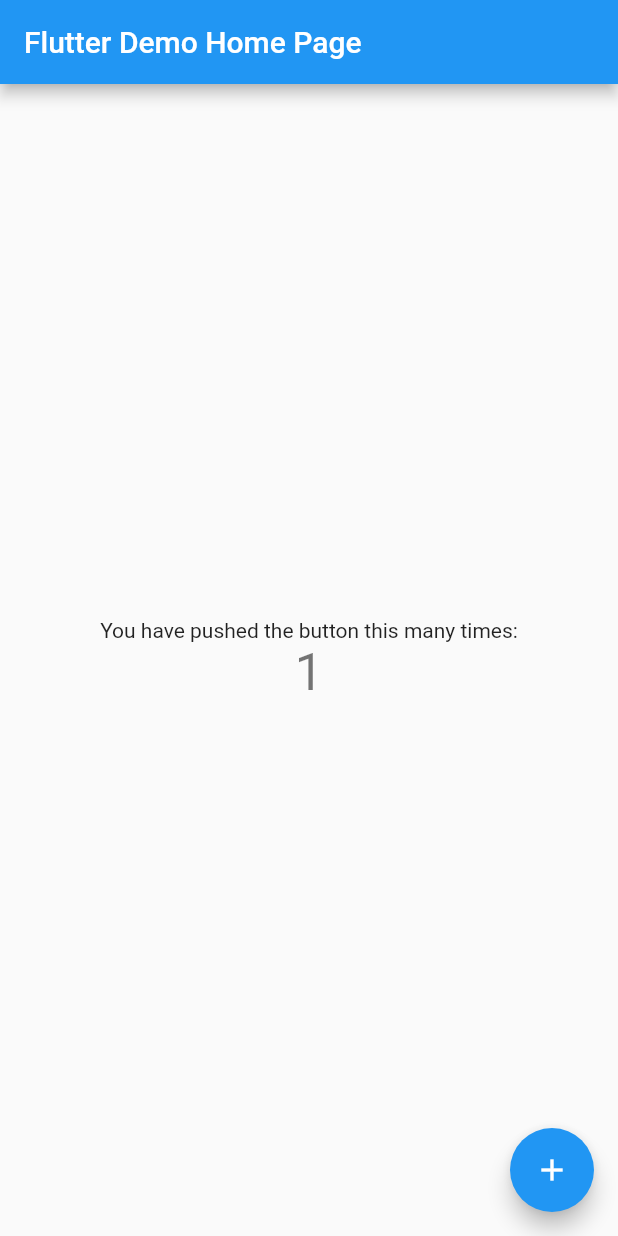
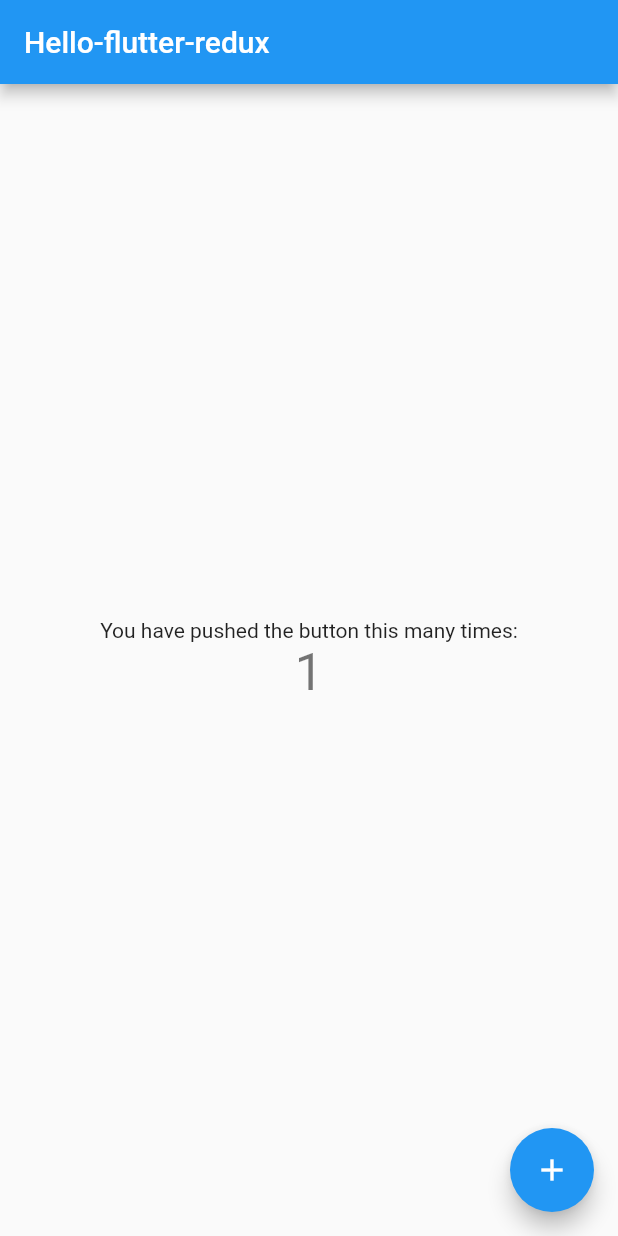
Before and after one commit to thupv/hello-flutter, a Flutter app: the screen it shows after launch, after a tap on the "add" icon, on a phone screen of 412 x 824 dp. Run offline on Flutter 3.47's test engine with Material 2 defaults, Android fonts, the phone set to English and light mode, and no system bars; our stand-ins replace flutter_redux, redux.

Commit message:
Say hello to redux and flutter_redux

```diff
--- a/lib/main.dart
+++ b/lib/main.dart
@@ -1,6 +1,25 @@
 import 'package:flutter/material.dart';
+import 'package:meta/meta.dart';
+import 'package:redux/redux.dart';
+import 'package:flutter_redux/flutter_redux.dart';
 
 void main() => runApp(new MyApp());
+
+@immutable
+class AppState {
+  final counter;
+
+  AppState(this.counter);
+}
+
+enum Action { Increment }
+
+AppState reducer(AppState prev, action) {
+  if (action == Action.Increment) {
+    return new AppState(prev.counter + 1);
+  }
+  return prev;
+}
 
 class MyApp extends StatelessWidget {
   // This widget is the root of your application.
@@ -9,101 +28,48 @@ class MyApp extends StatelessWidget {
     return new MaterialApp(
       title: 'Flutter Demo',
       theme: new ThemeData(
-        // This is the theme of your application.
-        //
-        // Try running your application with "flutter run". You'll see the
-        // application has a blue toolbar. Then, without quitting the app, try
-        // changing the primarySwatch below to Colors.green and then invoke
-        // "hot reload" (press "r" in the console where you ran "flutter run",
-        // or press Run > Flutter Hot Reload in IntelliJ). Notice that the
-        // counter didn't reset back to zero; the application is not restarted.
         primarySwatch: Colors.blue,
       ),
-      home: new MyHomePage(title: 'Flutter Demo Home Page'),
+      home: new MyHomePage(),
     );
   }
 }
 
-class MyHomePage extends StatefulWidget {
-  MyHomePage({Key key, this.title}) : super(key: key);
-
-  // This widget is the home page of your application. It is stateful, meaning
-  // that it has a State object (defined below) that contains fields that affect
-  // how it looks.
-
-  // This class is the configuration for the state. It holds the values (in this
-  // case the title) provided by the parent (in this case the App widget) and
-  // used by the build method of the State. Fields in a Widget subclass are
-  // always marked "final".
-
-  final String title;
-
-  @override
-  _MyHomePageState createState() => new _MyHomePageState();
-}
-
-class _MyHomePageState extends State<MyHomePage> {
-  int _counter = 0;
-
-  void _incrementCounter() {
-    setState(() {
-      // This call to setState tells the Flutter framework that something has
-      // changed in this State, which causes it to rerun the build method below
-      // so that the display can reflect the updated values. If we changed
-      // _counter without calling setState(), then the build method would not be
-      // called again, and so nothing would appear to happen.
-      _counter++;
-    });
-  }
+class MyHomePage extends StatelessWidget {
+  final store = new Store<AppState>(reducer, initialState: new AppState(0));
 
   @override
   Widget build(BuildContext context) {
-    // This method is rerun every time setState is called, for instance as done
-    // by the _incrementCounter method above.
-    //
-    // The Flutter framework has been optimized to make rerunning build methods
-    // fast, so that you can just rebuild anything that needs updating rather
-    // than having to individually change instances of widgets.
-    return new Scaffold(
+    return new StoreProvider<AppState>(
+        store: store,
+        child: new Scaffold(
           appBar: new AppBar(
-        // Here we take the value from the MyHomePage object that was created by
-        // the App.build method, and use it to set our appbar title.
-        title: new Text(widget.title),
+            title: new Text('Hello-flutter-redux'),
           ),
           body: new Center(
-        // Center is a layout widget. It takes a single child and positions it
-        // in the middle of the parent.
             child: new Column(
-          // Column is also layout widget. It takes a list of children and
-          // arranges them vertically. By default, it sizes itself to fit its
-          // children horizontally, and tries to be as tall as its parent.
-          //
-          // Invoke "debug paint" (press "p" in the console where you ran
-          // "flutter run", or select "Toggle Debug Paint" from the Flutter tool
-          // window in IntelliJ) to see the wireframe for each widget.
-          //
-          // Column has various properties to control how it sizes itself and
-          // how it positions its children. Here we use mainAxisAlignment to
-          // center the children vertically; the main axis here is the vertical
-          // axis because Columns are vertical (the cross axis would be
-          // horizontal).
               mainAxisAlignment: MainAxisAlignment.center,
               children: <Widget>[
                 new Text(
                   'You have pushed the button this many times:',
                 ),
-            new Text(
-              '$_counter',
-              style: Theme.of(context).textTheme.display1,
-            ),
+                new StoreConnector<AppState, int>(
+                  converter: (store) => store.state.counter,
+                  builder: (context, counter) => new Text('$counter',
+                      style: Theme.of(context).textTheme.display1),
+                )
               ],
             ),
           ),
-      floatingActionButton: new FloatingActionButton(
-        onPressed: _incrementCounter,
+          floatingActionButton: new StoreConnector<AppState, VoidCallback>(
+              converter: (store) {
+                return () => store.dispatch(Action.Increment);
+              },
+              builder: (context, callback) => new FloatingActionButton(
+                    onPressed: callback,
                     tooltip: 'Increment',
                     child: new Icon(Icons.add),
-      ), // This trailing comma makes auto-formatting nicer for build methods.
-    );
+                  )), // This trailing comma makes auto-formatting nicer for build methods.
+        ));
   }
 }
--- a/pubspec.yaml
+++ b/pubspec.yaml
@@ -4,7 +4,8 @@ description: Hello Flutter
 dependencies:
   flutter:
     sdk: flutter
-
+  redux: "^3.0.0"
+  flutter_redux: "^0.5.0"
   # The following adds the Cupertino Icons font to your application.
   # Use with the CupertinoIcons class for iOS style icons.
   cupertino_icons: ^0.1.0
```
Also changed, not shown: pubspec.lock. Lines whose indentation alone changed are shown as unchanged.
